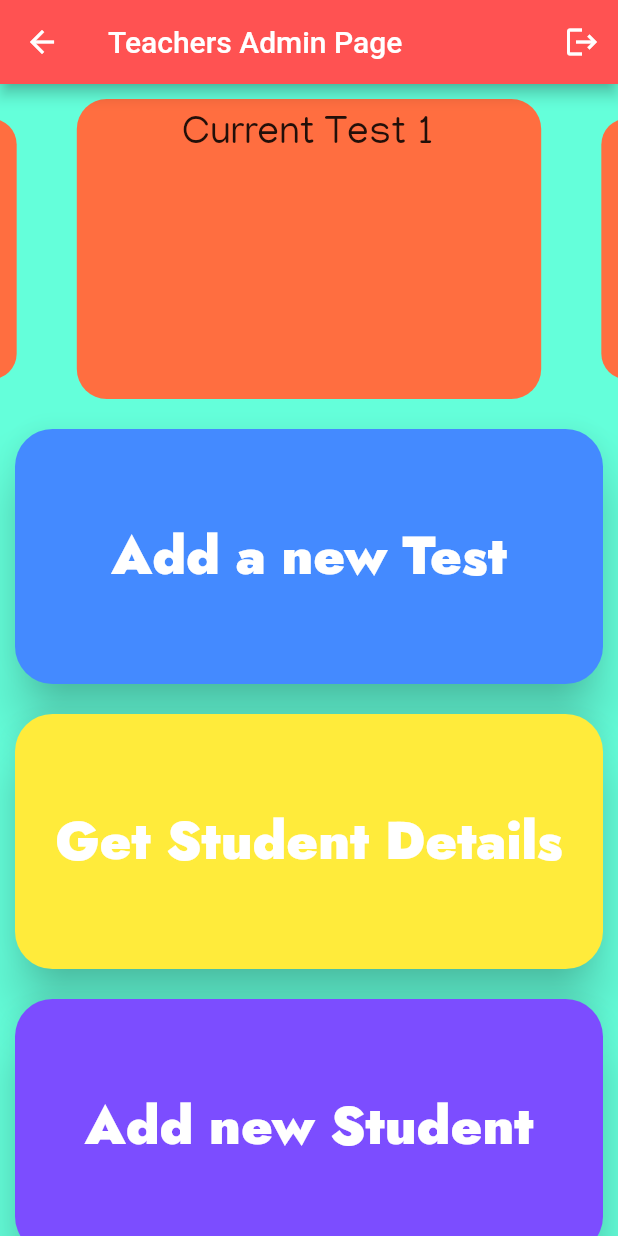
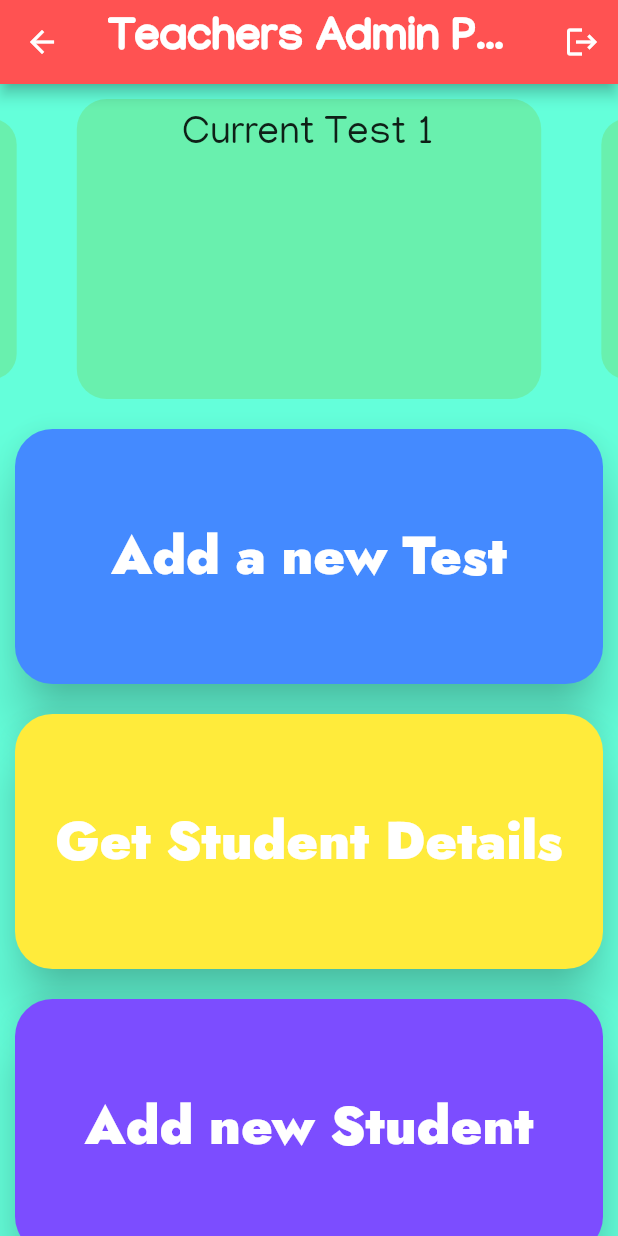
Before and after one commit to Ujjawalmaurya/KWiZ, a Flutter app: the TeachersHomePage screen opened by its route, on a phone screen of 412 x 824 dp. Run offline on Flutter 3.47's test engine with Material 2 defaults, Android fonts, the phone set to English and light mode, and no system bars; drawn by our look-alikes of carousel_slider; our stand-ins replace cloud_firestore, firebase_auth, firebase_core, flutter_spinkit, font_awesome_flutter, get and 1 more; missing offline and left inert: decorated_icon, firebase_auth_web, firebase_core_web; accounts and stored records are empty.

Commit message:
some minor changes

```diff
--- a/lib/admin/adminHomePage.dart
+++ b/lib/admin/adminHomePage.dart
@@ -68,7 +68,15 @@ class _TeachersHomePageState extends State<TeachersHomePage> {
     return Scaffold(
       appBar: AppBar(
         backgroundColor: Colors.redAccent,
-        title: Text("Teachers Admin Page"),
+        title: Text(
+          "Teachers Admin Page",
+          style: TextStyle(
+            fontWeight: FontWeight.w900,
+            fontSize: 30.0,
+            fontFamily: manjari,
+          ),
+        ),
+        centerTitle: true,
         actions: [
           IconButton(
               icon: Icon(Icons.logout),
@@ -106,7 +114,7 @@ class _TeachersHomePageState extends State<TeachersHomePage> {
                               width: MediaQuery.of(context).size.width,
                               margin: EdgeInsets.symmetric(horizontal: 10.0),
                               decoration: BoxDecoration(
-                                  color: Colors.deepOrangeAccent,
+                                  color: Colors.greenAccent,
                                   borderRadius: BorderRadius.circular(20)),
                               child: Text(
                                 'Current Test $i',
```
